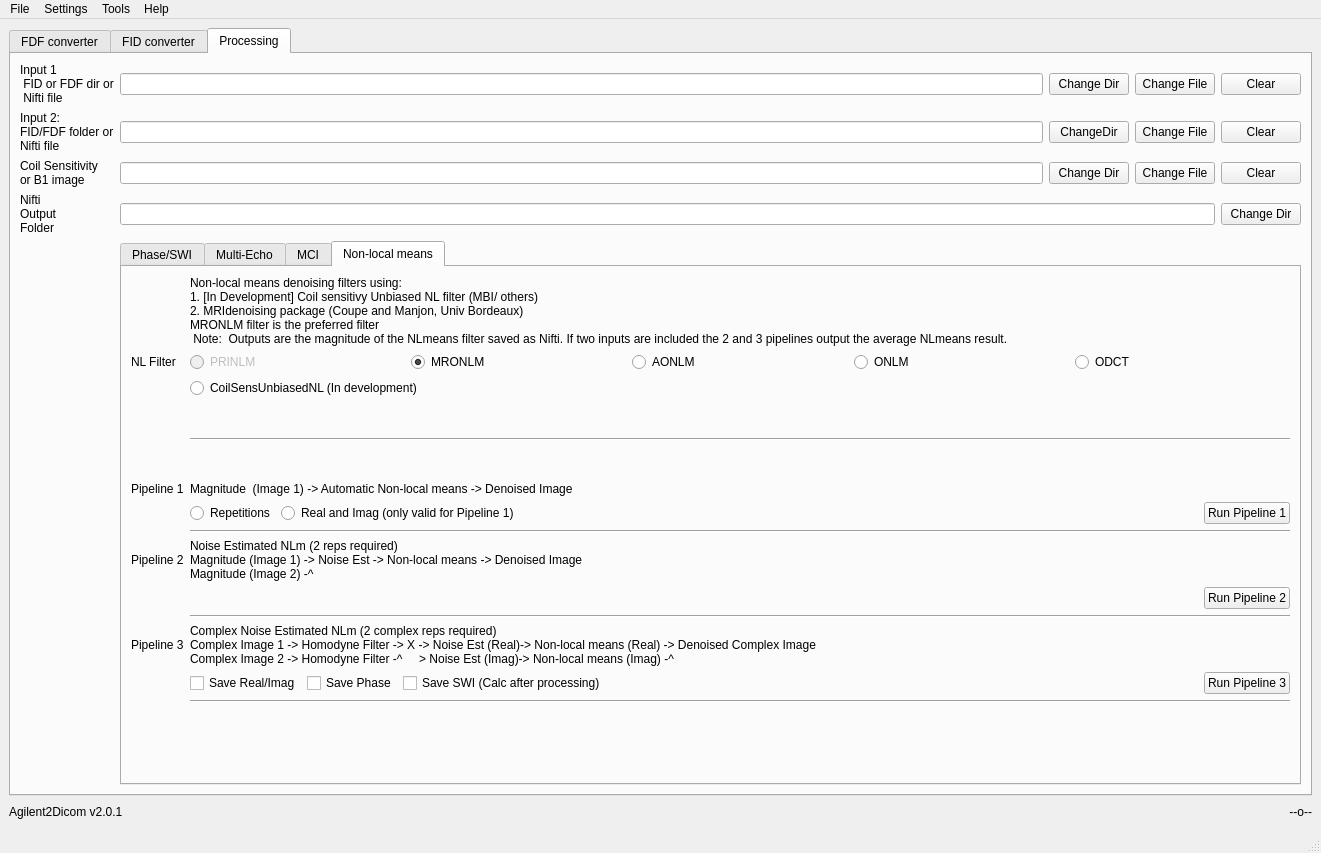
Old version of the form Agilent2DicomQt2.ui in the repository maeager/Agilent2Dicom.
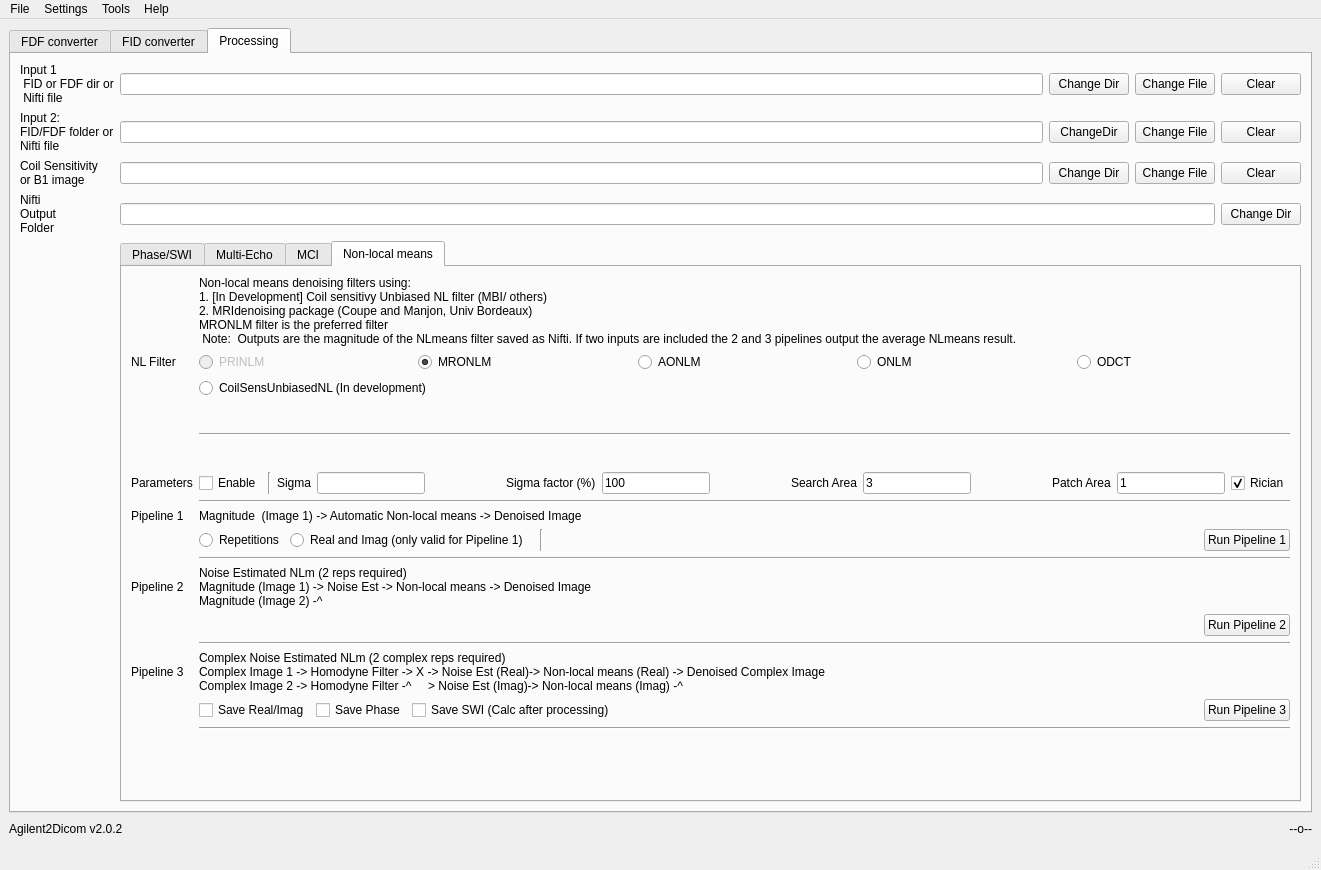
New version of the form.

Commit message: Non-local means parameters setup in GUI/main script/matlab call functions/matlab pipelines. THe user can now override the noise estimation, search, patch and rician parameters

```diff
--- a/Agilent2DicomQt2.ui
+++ b/Agilent2DicomQt2.ui
@@ -7,7 +7,7 @@
     <x>0</x>
     <y>0</y>
     <width>1321</width>
-    <height>853</height>
+    <height>870</height>
    </rect>
   </property>
   <property name="windowTitle">
@@ -2354,7 +2354,7 @@
              <layout class="QHBoxLayout" name="horizontalLayout_21">
               <item>
                <layout class="QGridLayout" name="gridLayout_8">
-                <item row="8" column="2">
+                <item row="8" column="1">
                  <layout class="QHBoxLayout" name="horizontalLayout_20">
                   <item>
                    <widget class="QRadioButton" name="radioButton_NLreps">
@@ -2373,6 +2373,20 @@
                     </property>
                    </widget>
                   </item>
+                  <item>
+                   <widget class="Line" name="line_6">
+                    <property name="orientation">
+                     <enum>Qt::Horizontal</enum>
+                    </property>
+                   </widget>
+                  </item>
+                  <item>
+                   <widget class="Line" name="line_7">
+                    <property name="orientation">
+                     <enum>Qt::Vertical</enum>
+                    </property>
+                   </widget>
+                  </item>
                   <item>
                    <spacer name="horizontalSpacer_14">
                     <property name="orientation">
@@ -2395,7 +2409,7 @@
                   </item>
                  </layout>
                 </item>
-                <item row="14" column="2">
+                <item row="14" column="1">
                  <layout class="QHBoxLayout" name="horizontalLayout_23">
                   <item>
                    <widget class="QCheckBox" name="checkBox_NLsaveRI">
@@ -2447,14 +2461,14 @@
                   </property>
                  </widget>
                 </item>
-                <item row="7" column="2">
+                <item row="7" column="1">
                  <widget class="QLabel" name="label_46">
                   <property name="text">
                    <string>Magnitude  (Image 1) -&gt; Automatic Non-local means -&gt; Denoised Image</string>
                   </property>
                  </widget>
                 </item>
-                <item row="10" column="2">
+                <item row="10" column="1">
                  <widget class="QLabel" name="label_11">
                   <property name="text">
                    <string>Noise Estimated NLm (2 reps required)
@@ -2477,7 +2491,7 @@
                   </property>
                  </widget>
                 </item>
-                <item row="13" column="2">
+                <item row="13" column="1">
                  <widget class="QLabel" name="label_14">
                   <property name="text">
                    <string>Complex Noise Estimated NLm (2 complex reps required)
@@ -2486,7 +2500,7 @@
                   </property>
                  </widget>
                 </item>
-                <item row="11" column="2">
+                <item row="11" column="1">
                  <layout class="QHBoxLayout" name="horizontalLayout_22">
                   <item>
                    <spacer name="horizontalSpacer_5">
@@ -2520,7 +2534,7 @@
                   </property>
                  </widget>
                 </item>
-                <item row="1" column="2">
+                <item row="1" column="1">
                  <layout class="QHBoxLayout" name="horizontalLayout_25">
                   <item>
                    <widget class="QLabel" name="label_40">
@@ -2559,9 +2573,6 @@
                  </widget>
                 </item>
                 <item row="2" column="1">
-                 <layout class="QHBoxLayout" name="horizontalLayout_26"/>
-                </item>
-                <item row="2" column="2">
                  <layout class="QHBoxLayout" name="horizontalLayout_31">
                   <item>
                    <widget class="QRadioButton" name="PRINLM">
@@ -2735,7 +2746,7 @@
                   </item>
                  </layout>
                 </item>
-                <item row="16" column="2">
+                <item row="16" column="1">
                  <spacer name="verticalSpacer_11">
                   <property name="orientation">
                    <enum>Qt::Vertical</enum>
@@ -2748,41 +2759,193 @@
                   </property>
                  </spacer>
                 </item>
-                <item row="4" column="2">
+                <item row="4" column="1">
                  <widget class="Line" name="line_2">
                   <property name="orientation">
                    <enum>Qt::Horizontal</enum>
                   </property>
                  </widget>
                 </item>
-                <item row="9" column="2">
+                <item row="9" column="1">
                  <widget class="Line" name="line_3">
                   <property name="orientation">
                    <enum>Qt::Horizontal</enum>
                   </property>
                  </widget>
                 </item>
-                <item row="12" column="2">
+                <item row="12" column="1">
                  <widget class="Line" name="line_4">
                   <property name="orientation">
                    <enum>Qt::Horizontal</enum>
                   </property>
                  </widget>
                 </item>
-                <item row="15" column="2">
+                <item row="15" column="1">
                  <widget class="Line" name="line_5">
                   <property name="orientation">
                    <enum>Qt::Horizontal</enum>
                   </property>
                  </widget>
                 </item>
-                <item row="3" column="2">
+                <item row="3" column="1">
                  <widget class="QRadioButton" name="radioButton">
                   <property name="text">
                    <string>CoilSensUnbiasedNL (In development)</string>
                   </property>
                  </widget>
                 </item>
+                <item row="5" column="0">
+                 <widget class="QLabel" name="label_52">
+                  <property name="text">
+                   <string>Parameters</string>
+                  </property>
+                 </widget>
+                </item>
+                <item row="6" column="1">
+                 <widget class="Line" name="line_8">
+                  <property name="orientation">
+                   <enum>Qt::Horizontal</enum>
+                  </property>
+                 </widget>
+                </item>
+                <item row="5" column="1">
+                 <layout class="QHBoxLayout" name="horizontalLayout_50">
+                  <item>
+                   <widget class="QCheckBox" name="checkBox_NLenableparams">
+                    <property name="toolTip">
+                     <string>Check enable with you want to modify NL parameters - any changes to default parameters will be ignored if you don't click this checkbox
+</string>
+                    </property>
+                    <property name="text">
+                     <string>Enable</string>
+                    </property>
+                   </widget>
+                  </item>
+                  <item>
+                   <widget class="Line" name="line_9">
+                    <property name="orientation">
+                     <enum>Qt::Vertical</enum>
+                    </property>
+                   </widget>
+                  </item>
+                  <item>
+                   <widget class="QLabel" name="label_15">
+                    <property name="toolTip">
+                     <string>Sigma = St. dev. of noise.
+Leave empty for calculation using NoiseEstimation in Pipeline 1 or difference between images in pipelines 2 and 3.</string>
+                    </property>
+                    <property name="text">
+                     <string>Sigma</string>
+                    </property>
+                   </widget>
+                  </item>
+                  <item>
+                   <widget class="QLineEdit" name="lineEdit_NLsigma">
+                    <property name="toolTip">
+                     <string>Sigma = St. dev. of noise.
+Leave empty for calculation using NoiseEstimation in Pipeline 1 or difference between images in pipelines 2 and 3.</string>
+                    </property>
+                    <property name="text">
+                     <string/>
+                    </property>
+                   </widget>
+                  </item>
+                  <item>
+                   <spacer name="horizontalSpacer_23">
+                    <property name="orientation">
+                     <enum>Qt::Horizontal</enum>
+                    </property>
+                    <property name="sizeHint" stdset="0">
+                     <size>
+                      <width>40</width>
+                      <height>20</height>
+                     </size>
+                    </property>
+                   </spacer>
+                  </item>
+                  <item>
+                   <widget class="QLabel" name="label_51">
+                    <property name="text">
+                     <string>Sigma factor (%)</string>
+                    </property>
+                   </widget>
+                  </item>
+                  <item>
+                   <widget class="QLineEdit" name="linedit_NLsigmaratio">
+                    <property name="layoutDirection">
+                     <enum>Qt::RightToLeft</enum>
+                    </property>
+                    <property name="text">
+                     <string>100</string>
+                    </property>
+                   </widget>
+                  </item>
+                  <item>
+                   <spacer name="horizontalSpacer_25">
+                    <property name="orientation">
+                     <enum>Qt::Horizontal</enum>
+                    </property>
+                    <property name="sizeHint" stdset="0">
+                     <size>
+                      <width>40</width>
+                      <height>20</height>
+                     </size>
+                    </property>
+                   </spacer>
+                  </item>
+                  <item>
+                   <widget class="QLabel" name="label_53">
+                    <property name="text">
+                     <string>Search Area</string>
+                    </property>
+                   </widget>
+                  </item>
+                  <item>
+                   <widget class="QLineEdit" name="lineEdit_NLsearcharea">
+                    <property name="text">
+                     <string>3</string>
+                    </property>
+                   </widget>
+                  </item>
+                  <item>
+                   <spacer name="horizontalSpacer_24">
+                    <property name="orientation">
+                     <enum>Qt::Horizontal</enum>
+                    </property>
+                    <property name="sizeHint" stdset="0">
+                     <size>
+                      <width>40</width>
+                      <height>20</height>
+                     </size>
+                    </property>
+                   </spacer>
+                  </item>
+                  <item>
+                   <widget class="QLabel" name="label_54">
+                    <property name="text">
+                     <string>Patch Area</string>
+                    </property>
+                   </widget>
+                  </item>
+                  <item>
+                   <widget class="QLineEdit" name="lineEdit_NLpatcharea">
+                    <property name="text">
+                     <string>1</string>
+                    </property>
+                   </widget>
+                  </item>
+                  <item>
+                   <widget class="QCheckBox" name="checkBox_NLrician">
+                    <property name="text">
+                     <string>Rician</string>
+                    </property>
+                    <property name="checked">
+                     <bool>true</bool>
+                    </property>
+                   </widget>
+                  </item>
+                 </layout>
+                </item>
                </layout>
               </item>
              </layout>
@@ -2839,7 +3002,7 @@
          <enum>QFrame::Sunken</enum>
         </property>
         <property name="text">
-         <string>Agilent2Dicom v2.0.1</string>
+         <string>Agilent2Dicom v2.0.2</string>
         </property>
        </widget>
       </item>
```
Left out of the diff: 6 changed lines with no effect on the pictures. The commit also changes 7 other files.
